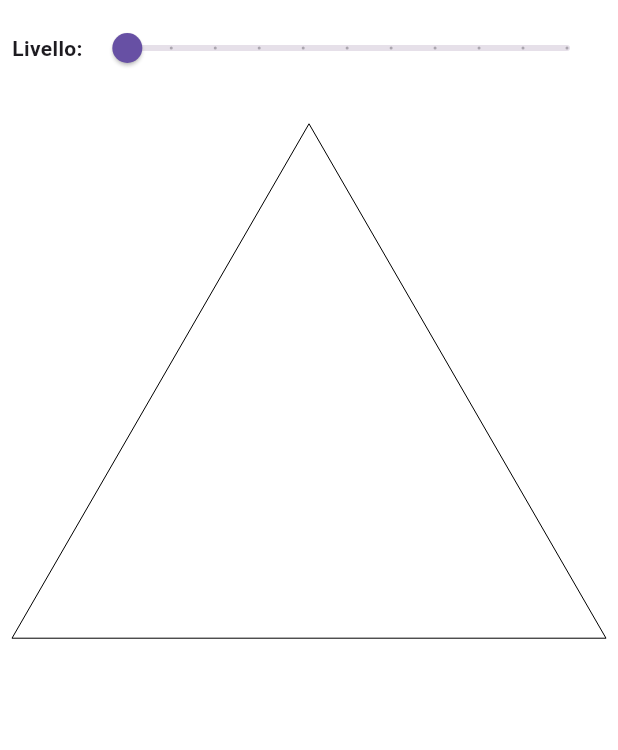
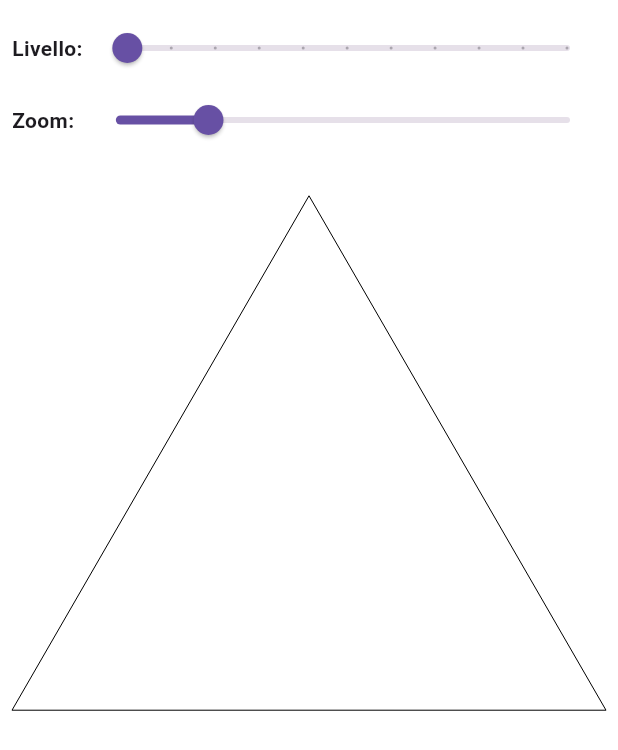
Before and after one commit to luigimicco/flutter_sierpinski, a Flutter app: the screen it shows after launch, on a phone screen of 412 x 824 dp. Shown: the top 750 px of the screen. Run offline on Flutter 3.47's test engine with Material 3 defaults, Android fonts, the phone set to English and light mode, and no system bars.

Commit message:
add zoom slider

```diff
--- a/lib/main.dart
+++ b/lib/main.dart
@@ -27,6 +27,7 @@ class MyHomePage extends StatefulWidget {
 
 class _MyHomePageState extends State<MyHomePage>
     with SingleTickerProviderStateMixin {
+  double _zoom = 1;
   int _level = 0;
   late int maxLevel = 10;
   late int minLevel = 0;
@@ -36,6 +37,9 @@ class _MyHomePageState extends State<MyHomePage>
   late int level = 0;
 
   Tween<double> tLevel = Tween<double>(begin: 0, end: 0);
+
+  late double minZoom = 0.5;
+  late double maxZoom = 3.0;
 
   @override
   void initState() {
@@ -97,12 +101,35 @@ class _MyHomePageState extends State<MyHomePage>
                   ),
                 ],
               ),
+              Row(
+                mainAxisSize: MainAxisSize.max,
+                children: [
+                  Text(
+                    "Zoom: ",
+                    style: TextStyle(fontWeight: FontWeight.bold),
+                  ),
+                  Expanded(
+                    child: Slider(
+                      min: minZoom,
+                      max: maxZoom,
+                      divisions: (((maxZoom - minZoom) * 100) / 5).toInt(),
+                      label: '${(_zoom * 100).toInt() / 100}',
+                      value: _zoom,
+                      onChanged: (value) {
+                        setState(() {
+                          _zoom = value;
+                        });
+                      },
+                    ),
+                  ),
+                ],
+              ),
               Flexible(
                 flex: 1,
                 child: AspectRatio(
                   aspectRatio: 1,
                   child: CustomPaint(
-                    painter: TrianglePainter(_level),
+                    painter: TrianglePainter(_level, _zoom),
                   ),
                 ),
               ),
--- a/lib/triangle_painter.dart
+++ b/lib/triangle_painter.dart
@@ -3,14 +3,15 @@ import 'dart:math' as math;
 
 class TrianglePainter extends CustomPainter {
   final int level;
+  final double zoom;
 
-  TrianglePainter(this.level);
+  TrianglePainter(this.level, this.zoom);
 
   Paint _paint = Paint();
 
   @override
   void paint(Canvas canvas, Size size) {
-    double base = math.min(size.width, size.height);
+    double base = math.min(size.width, size.height) * zoom;
     double height = base * math.sqrt(3 / 4);
     double xOff = (size.width - base) / 2;
     double yOff = (size.height - height) / 2;
```
